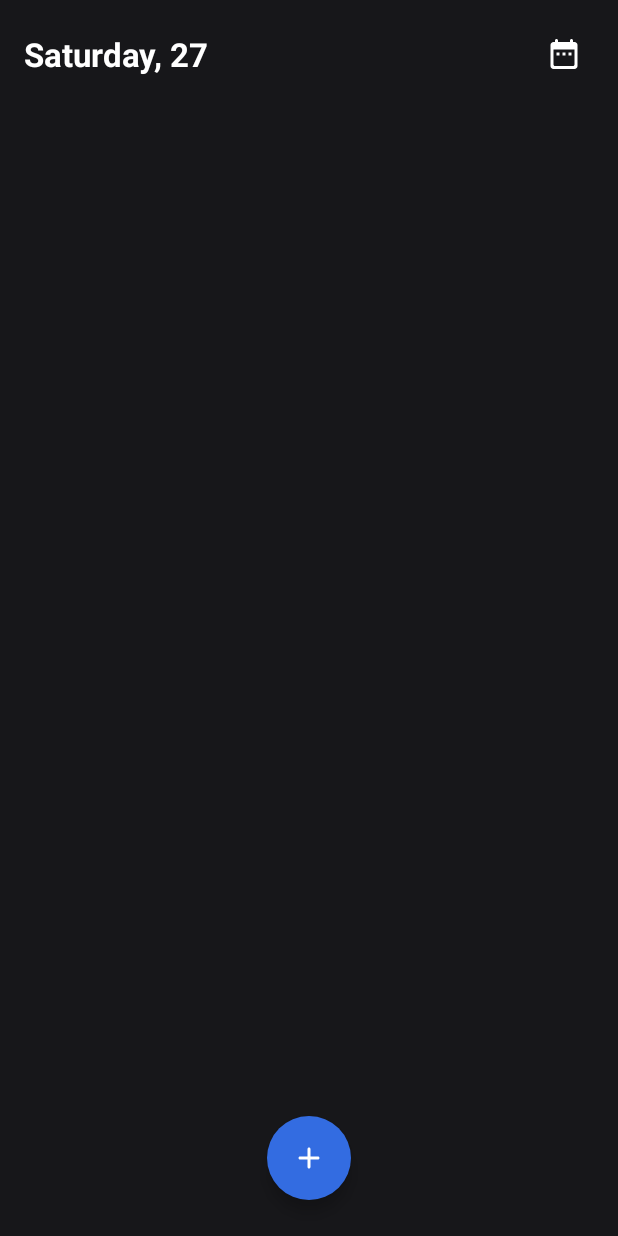
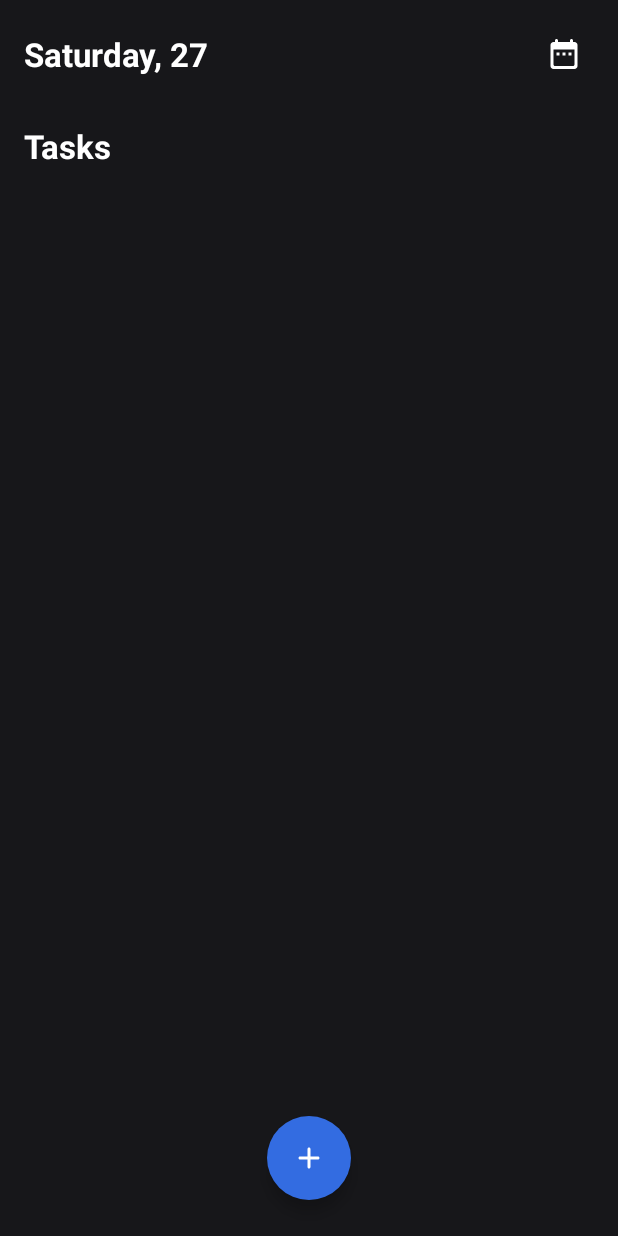
Before and after one commit to Magno-Ramos/dark-todo-app, an Android app: the MainActivity screen opened directly, with no data from a screen before it, on a phone screen of 412 x 824 dp. Run offline under Robolectric (Android 15) with nearby library versions, the phone set to English and light mode, and no system bars.

Commit message:
adding tasks fragment

```diff
--- /dev/null
+++ b/app/src/main/java/com/app/darktodoapp/tasks/TaskListFragment.kt
@@ -0,0 +1,21 @@
+package com.app.darktodoapp.tasks
+
+import android.os.Bundle
+import android.view.View
+import androidx.fragment.app.Fragment
+import androidx.recyclerview.widget.LinearLayoutManager
+import com.app.darktodoapp.R
+import kotlinx.android.synthetic.main.fragment_task_list.*
+
+class TaskListFragment : Fragment(R.layout.fragment_task_list) {
+
+    private val tasksAdapter = TasksAdapter()
+
+    override fun onViewCreated(view: View, savedInstanceState: Bundle?) {
+        super.onViewCreated(view, savedInstanceState)
+        recycler_tasks.apply {
+            layoutManager = LinearLayoutManager(context)
+            adapter = tasksAdapter
+        }
+    }
+}
--- /dev/null
+++ b/app/src/main/res/drawable/bg_empty_state.xml
@@ -0,0 +1,7 @@
+<?xml version="1.0" encoding="utf-8"?>
+<shape
+    android:shape="rectangle"
+    xmlns:android="http://schemas.android.com/apk/res/android">
+    <corners android:radius="4dp" />
+    <stroke android:color="#333" android:width="2dp" />
+</shape>
--- a/app/src/main/res/layout/activity_main.xml
+++ b/app/src/main/res/layout/activity_main.xml
@@ -28,6 +28,15 @@
         app:layout_constraintEnd_toEndOf="parent"
         app:layout_constraintTop_toTopOf="parent" />
 
+    <fragment
+        android:id="@+id/task_fragment_container"
+        android:layout_width="0dp"
+        android:name="com.app.darktodoapp.tasks.TaskListFragment"
+        android:layout_height="wrap_content"
+        app:layout_constraintEnd_toEndOf="parent"
+        app:layout_constraintStart_toStartOf="parent"
+        app:layout_constraintTop_toBottomOf="@id/txt_current_date" />
+
     <com.google.android.material.floatingactionbutton.FloatingActionButton
         android:id="@+id/fab_plus"
         android:layout_width="wrap_content"
--- /dev/null
+++ b/app/src/main/res/layout/fragment_task_list.xml
@@ -0,0 +1,46 @@
+<?xml version="1.0" encoding="utf-8"?>
+<androidx.constraintlayout.widget.ConstraintLayout xmlns:android="http://schemas.android.com/apk/res/android"
+    xmlns:app="http://schemas.android.com/apk/res-auto"
+    xmlns:tools="http://schemas.android.com/tools"
+    android:layout_width="match_parent"
+    android:layout_height="match_parent">
+
+    <androidx.appcompat.widget.AppCompatTextView
+        android:id="@+id/txt_tasks_title"
+        style="@style/HeaderTextView"
+        android:layout_width="wrap_content"
+        android:layout_height="wrap_content"
+        android:text="@string/tasks"
+        app:layout_constraintStart_toStartOf="parent"
+        app:layout_constraintTop_toTopOf="parent" />
+
+    <androidx.appcompat.widget.AppCompatTextView
+        android:id="@+id/view_empty_state"
+        style="@style/EmptyStateTextView"
+        android:layout_width="0dp"
+        android:gravity="center"
+        android:layout_marginStart="16dp"
+        android:layout_marginEnd="16dp"
+        android:layout_height="96dp"
+        android:textStyle="bold"
+        android:visibility="gone"
+        android:textSize="12sp"
+        android:background="@drawable/bg_empty_state"
+        android:text="@string/no_tasks_added"
+        app:layout_constraintEnd_toEndOf="parent"
+        app:layout_constraintStart_toStartOf="parent"
+        app:layout_constraintTop_toBottomOf="@id/txt_tasks_title" />
+
+    <androidx.recyclerview.widget.RecyclerView
+        android:id="@+id/recycler_tasks"
+        android:layout_width="0dp"
+        android:layout_height="wrap_content"
+        android:layout_marginStart="16dp"
+        android:layout_marginEnd="16dp"
+        app:layout_constraintTop_toBottomOf="@id/txt_tasks_title"
+        app:layout_constraintEnd_toEndOf="parent"
+        app:layout_constraintStart_toStartOf="parent"
+        tools:itemCount="6"
+        tools:listitem="@layout/item_view_task" />
+
+</androidx.constraintlayout.widget.ConstraintLayout>
--- a/app/src/main/res/values/strings.xml
+++ b/app/src/main/res/values/strings.xml
@@ -1,3 +1,5 @@
 <resources>
     <string name="app_name">Dark To Do App</string>
+    <string name="tasks">Tasks</string>
+    <string name="no_tasks_added">No tasks added</string>
 </resources>
--- a/app/src/main/res/values/styles.xml
+++ b/app/src/main/res/values/styles.xml
@@ -14,4 +14,13 @@
         <item name="android:textStyle">bold</item>
         <item name="android:padding">16dp</item>
     </style>
+
+    <style name="ItemTextView" parent="Widget.AppCompat.TextView">
+        <item name="android:textSize">16sp</item>
+    </style>
+
+    <style name="EmptyStateTextView" parent="Widget.AppCompat.TextView">
+        <item name="android:textAllCaps">true</item>
+        <item name="android:textColor">#dddddd</item>
+    </style>
 </resources>
```
Also changed, not shown: app/src/main/java/com/app/darktodoapp/models/Task.kt (added, +8 -0 lines), app/src/main/java/com/app/darktodoapp/tasks/TasksAdapter.kt (added, +55 -0 lines), app/src/main/res/drawable/bg_item_task.xml (added, +7 -0 lines), app/src/main/res/layout/item_view_task.xml (added, +33 -0 lines).
